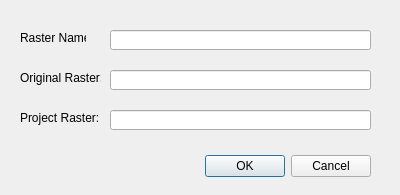
This is src/ui/ript_add_detrended.ui in Riverscapes/QRiS as Qt 5 draws it before an edit. The edited form follows.
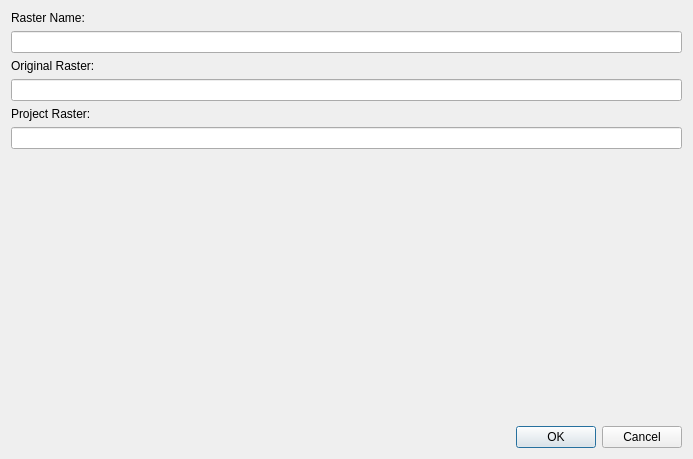
This is the edited form. Icons and pictures are not drawn.

Commit message: 'Some basic GUI formatting'

The edit to the form file:
```diff
--- a/src/ui/ript_add_detrended.ui
+++ b/src/ui/ript_add_detrended.ui
@@ -6,8 +6,8 @@
    <rect>
     <x>0</x>
     <y>0</y>
-    <width>400</width>
-    <height>195</height>
+    <width>693</width>
+    <height>459</height>
    </rect>
   </property>
   <property name="windowTitle">
@@ -17,100 +17,73 @@
    <iconset>
     <normaloff>../../icon.png</normaloff>../../icon.png</iconset>
   </property>
-  <widget class="QDialogButtonBox" name="buttonBox">
-   <property name="geometry">
-    <rect>
-     <x>30</x>
-     <y>150</y>
-     <width>341</width>
-     <height>32</height>
-    </rect>
-   </property>
-   <property name="orientation">
-    <enum>Qt::Horizontal</enum>
-   </property>
-   <property name="standardButtons">
-    <set>QDialogButtonBox::Cancel|QDialogButtonBox::Ok</set>
-   </property>
-  </widget>
-  <widget class="QLineEdit" name="txtRasterName">
-   <property name="geometry">
-    <rect>
-     <x>110</x>
-     <y>30</y>
-     <width>261</width>
-     <height>20</height>
-    </rect>
-   </property>
-   <property name="readOnly">
-    <bool>false</bool>
-   </property>
-  </widget>
-  <widget class="QLineEdit" name="txtOriginalRasterPath">
-   <property name="geometry">
-    <rect>
-     <x>110</x>
-     <y>70</y>
-     <width>261</width>
-     <height>20</height>
-    </rect>
-   </property>
-   <property name="readOnly">
-    <bool>true</bool>
-   </property>
-  </widget>
-  <widget class="QLineEdit" name="txtProjectRasterPath">
-   <property name="geometry">
-    <rect>
-     <x>110</x>
-     <y>110</y>
-     <width>261</width>
-     <height>20</height>
-    </rect>
-   </property>
-   <property name="readOnly">
-    <bool>true</bool>
-   </property>
-  </widget>
-  <widget class="QLabel" name="label">
-   <property name="geometry">
-    <rect>
-     <x>20</x>
-     <y>30</y>
-     <width>66</width>
-     <height>16</height>
-    </rect>
-   </property>
-   <property name="text">
-    <string>Raster Name:</string>
-   </property>
-  </widget>
-  <widget class="QLabel" name="label_2">
-   <property name="geometry">
-    <rect>
-     <x>20</x>
-     <y>70</y>
-     <width>81</width>
-     <height>16</height>
-    </rect>
-   </property>
-   <property name="text">
-    <string>Original Raster:</string>
-   </property>
-  </widget>
-  <widget class="QLabel" name="label_3">
-   <property name="geometry">
-    <rect>
-     <x>20</x>
-     <y>110</y>
-     <width>81</width>
-     <height>16</height>
-    </rect>
-   </property>
-   <property name="text">
-    <string>Project Raster:</string>
-   </property>
-  </widget>
+  <layout class="QVBoxLayout" name="verticalLayout">
+   <item>
+    <widget class="QLabel" name="label">
+     <property name="text">
+      <string>Raster Name:</string>
+     </property>
+    </widget>
+   </item>
+   <item>
+    <widget class="QLineEdit" name="txtRasterName">
+     <property name="readOnly">
+      <bool>false</bool>
+     </property>
+    </widget>
+   </item>
+   <item>
+    <widget class="QLabel" name="label_2">
+     <property name="text">
+      <string>Original Raster:</string>
+     </property>
+    </widget>
+   </item>
+   <item>
+    <widget class="QLineEdit" name="txtOriginalRasterPath">
+     <property name="readOnly">
+      <bool>true</bool>
+     </property>
+    </widget>
+   </item>
+   <item>
+    <widget class="QLabel" name="label_3">
+     <property name="text">
+      <string>Project Raster:</string>
+     </property>
+    </widget>
+   </item>
+   <item>
+    <widget class="QLineEdit" name="txtProjectRasterPath">
+     <property name="readOnly">
+      <bool>true</bool>
+     </property>
+    </widget>
+   </item>
+   <item>
+    <spacer name="verticalSpacer">
+     <property name="orientation">
+      <enum>Qt::Vertical</enum>
+     </property>
+     <property name="sizeHint" stdset="0">
+      <size>
+       <width>20</width>
+       <height>40</height>
+      </size>
+     </property>
+    </spacer>
+   </item>
+   <item>
+    <widget class="QDialogButtonBox" name="buttonBox">
+     <property name="orientation">
+      <enum>Qt::Horizontal</enum>
+     </property>
+     <property name="standardButtons">
+      <set>QDialogButtonBox::Cancel|QDialogButtonBox::Ok</set>
+     </property>
+    </widget>
+   </item>
+  </layout>
  </widget>
  <resources/>
  <connections>
```
The commit also changes 7 other files.
